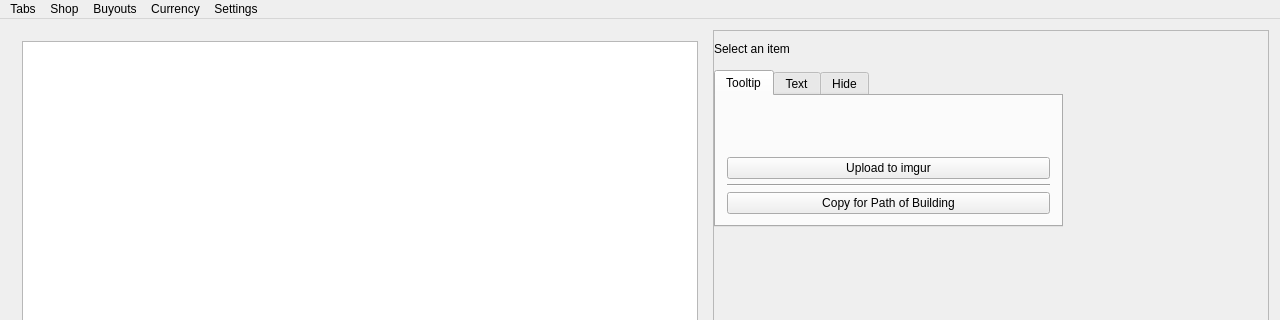
First picture: the form in src/ui/mainwindow.ui, repository gerwaric/acquisition, before the edit; both pictures show x 0 to 1280 and y 0 to 320 of the 1280 by 720 pixel window.
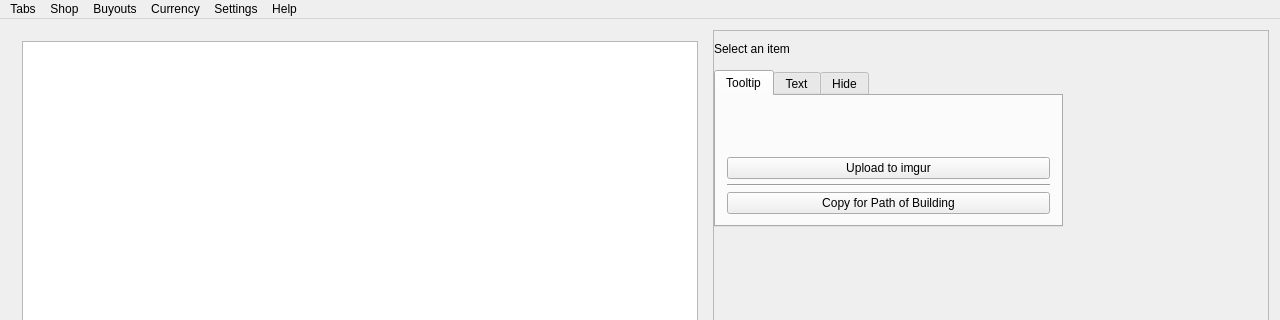
Second picture: the form after the edit.

Commit message: docs: add a user guide and a Help menu that links to it (0.18.5)

Patch:
```diff
--- a/src/ui/mainwindow.ui
+++ b/src/ui/mainwindow.ui
@@ -459,11 +459,19 @@
     <addaction name="menuOAuth"/>
     <addaction name="menuSessionID"/>
    </widget>
+   <widget class="QMenu" name="menuHelp">
+    <property name="title">
+     <string>Help</string>
+    </property>
+    <addaction name="actionOpenUserGuide"/>
+    <addaction name="actionReportIssue"/>
+   </widget>
    <addaction name="menuTabs"/>
    <addaction name="menuShop"/>
    <addaction name="menuBuyouts"/>
    <addaction name="menuCurrency"/>
    <addaction name="menuSettings"/>
+   <addaction name="menuHelp"/>
   </widget>
   <widget class="QStatusBar" name="statusBar"/>
   <action name="actionSetShopThreads">
```
Left out of the diff: 10 changed lines with no effect on the pictures. The commit also changes 12 other files.
